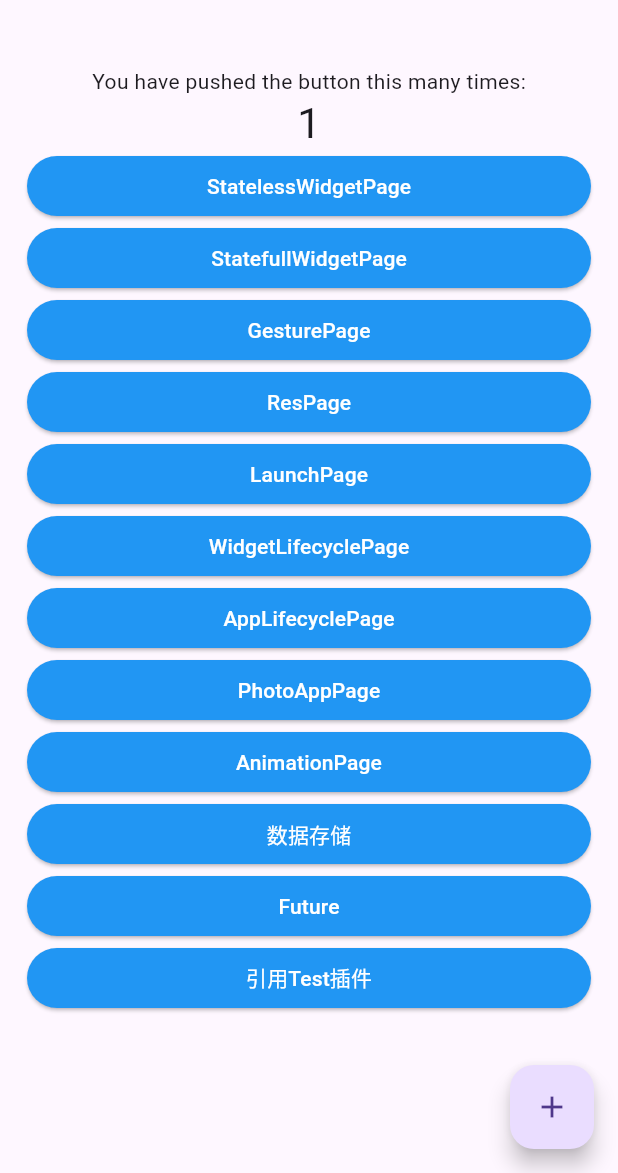
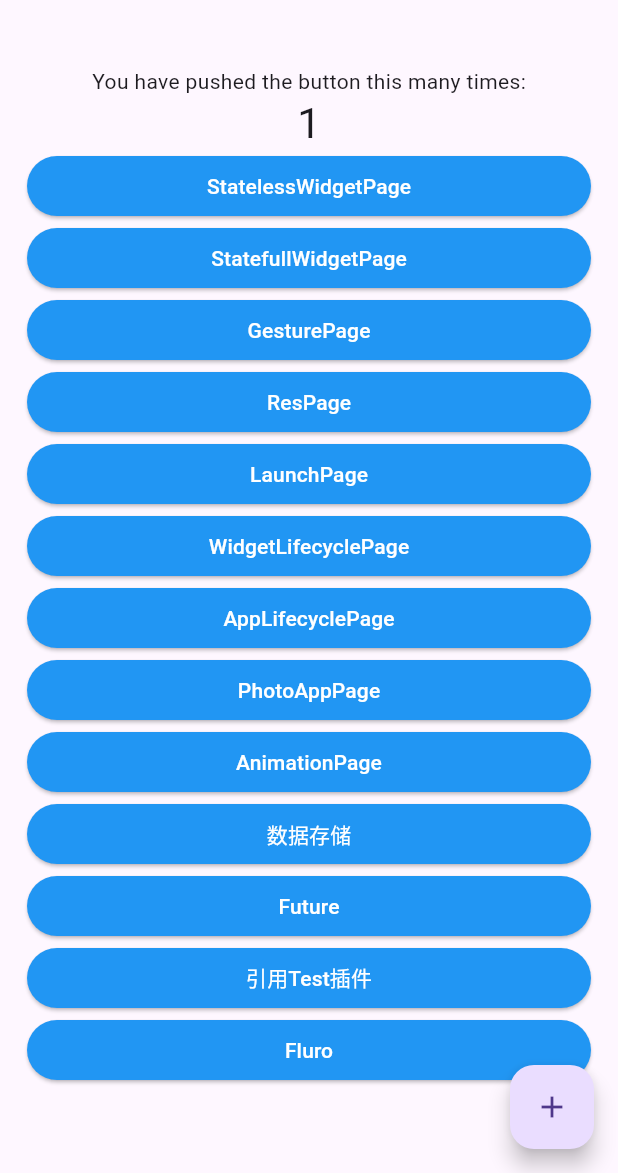
Before and after one commit to lurenman/flutter_app, a Flutter app: the screen it shows after launch, after a tap on the "add" icon, on a phone screen of 412 x 824 dp, the part 63-1236 px from its top. Run offline on Flutter 3.47's test engine with Material 3 defaults, Android fonts, the phone set to English and light mode, and no system bars; our stand-ins replace fluro, fluttertoast, image_picker, shared_preferences; missing offline and left inert: flutter_color_plugin, flutter_plugin_test.

Commit message:
提交Fluro路由的使用

```diff
--- /dev/null
+++ b/lib/learn/router/AppRouter.dart
@@ -0,0 +1,38 @@
+import 'package:fluro/fluro.dart';
+import 'package:flutter/widgets.dart';
+import 'package:flutter_app/learn/page/routerpage/RouterPage1.dart';
+
+import '../page/routerpage/RouterPage2.dart';
+import '../page/routerpage/RouterPage3.dart';
+
+class AppRouter {
+  static final AppRouter _instance = AppRouter._internal();
+
+  factory AppRouter() {
+    return _instance;
+  }
+
+  AppRouter._internal();
+
+  static FluroRouter router = FluroRouter();
+
+  // 添加路由处理方法
+  void defineRoutes() {
+    router.define('/home1',
+        handler: Handler(handlerFunc: (context, parameters) => RouterPage1()));
+    router.define('/home2',
+        transitionType: TransitionType.fadeIn,
+        handler: Handler(handlerFunc: (context, parameters) => RouterPage2()));
+    router.define('/home3',
+        handler: Handler(handlerFunc: (context, parameters) => RouterPage3()));
+    // router.define('/home2', handler: homeHandler);
+    // 定义其他路由...
+  }
+
+// 定义路由处理器
+// final homeHandler = Handler(
+//   handlerFunc: (BuildContext? context, Map<String, dynamic> params) {
+//     return HomePage();
+//   },
+// );
+}
--- a/lib/main.dart
+++ b/lib/main.dart
@@ -1,7 +1,9 @@
+import 'package:fluro/fluro.dart';
 import 'package:flutter/material.dart';
 import 'package:flutter_app/learn/page/AppLifecyclePage.dart';
 import 'package:flutter_app/learn/page/PhotoAppPage.dart';
 import 'package:flutter_app/learn/page/TestPluginPage.dart';
+import 'package:flutter_app/learn/router/AppRouter.dart';
 import 'package:flutter_color_plugin/flutter_color_plugin.dart';
 
 import 'learn/page/DataStoragePage.dart';
@@ -51,7 +53,13 @@ class MyHomePage extends StatefulWidget {
 
 class _MyHomePageState extends State<MyHomePage> {
   int _counter = 0;
-
+  // 初始化路由
+  FluroRouter router = AppRouter.router;
+  @override
+  void initState() {
+    super.initState();
+    AppRouter().defineRoutes();
+  }
   void _incrementCounter() {
     setState(() {
       _counter++;
@@ -68,6 +76,7 @@ class _MyHomePageState extends State<MyHomePage> {
           padding: EdgeInsets.fromLTRB(18, 0, 18, 0),
           margin: EdgeInsets.fromLTRB(0, 30, 0, 0),
           child: ListView(
+            padding: EdgeInsets.fromLTRB(0, 0, 0, 40),
             children: [
               Column(
                 mainAxisSize: MainAxisSize.min,
@@ -297,6 +306,22 @@ class _MyHomePageState extends State<MyHomePage> {
                           style: TextStyle(color: Colors.white),
                         )),
                   ),
+                  SizedBox(
+                    width: double.infinity,
+                    child: ElevatedButton(
+                        style: ButtonStyle(
+                          backgroundColor:
+                          MaterialStateProperty.all<Color>(Colors.blue),
+                        ),
+                        onPressed: () {
+                          //参考：https://blog.csdn.net/yikezhuixun/article/details/133066289
+                          AppRouter.router.navigateTo(context, '/home2');
+                        },
+                        child: Text(
+                          "Fluro",
+                          style: TextStyle(color: Colors.white),
+                        )),
+                  ),
                 ],
               ),
             ],
--- a/pubspec.yaml
+++ b/pubspec.yaml
@@ -36,11 +36,11 @@ dependencies:
   http: ^0.13.5
   shared_preferences: ^2.0.18
   fluttertoast: ^8.1.0
-
+  auto_route: ^8.3.0
   # The following adds the Cupertino Icons font to your application.
   # Use with the CupertinoIcons class for iOS style icons.
   cupertino_icons: ^1.0.2
-
+  fluro: ^2.0.5
   flutter_plugin_test:
     #本地插件引用
 #    path: D:\androidxm\githubme\flutter_plugin_test
@@ -59,7 +59,7 @@ dev_dependencies:
   # package. See that file for information about deactivating specific lint
   # rules and activating additional ones.
   flutter_lints: ^2.0.0
-
+  auto_route_generator: ^8.1.0
 # For information on the generic Dart part of this file, see the
 # following page: https://dart.dev/tools/pub/pubspec
 
```
Also changed, not shown: lib/learn/objectClass.dart (+16 -16 lines), lib/learn/page/routerpage/RouterPage1.dart (added, +50 -0 lines), lib/learn/page/routerpage/RouterPage2.dart (added, +49 -0 lines), lib/learn/page/routerpage/RouterPage3.dart (added, +49 -0 lines).
